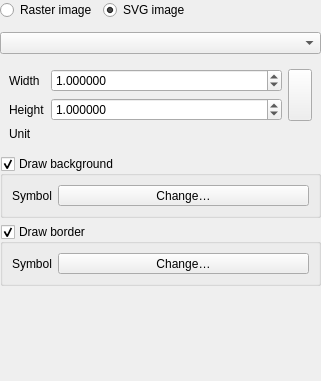
carsmie/QGIS, file src/ui/annotations/qgsannotationpicturewidgetbase.ui: the form before one commit; both pictures show x 0 to 321 and y 0 to 381 of the 321 by 575 pixel window.
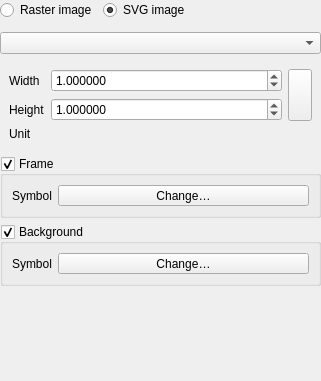
The form after the commit. Custom widgets are drawn as their Qt base class.

```diff
--- a/src/ui/annotations/qgsannotationpicturewidgetbase.ui
+++ b/src/ui/annotations/qgsannotationpicturewidgetbase.ui
@@ -66,7 +66,7 @@
    <item row="5" column="0">
     <widget class="QGroupBox" name="mBackgroundCheckbox">
      <property name="title">
-      <string>Draw background</string>
+      <string>Background</string>
      </property>
      <property name="checkable">
       <bool>true</bool>
@@ -111,38 +111,6 @@
      </property>
     </spacer>
    </item>
-   <item row="6" column="0">
-    <widget class="QGroupBox" name="mBorderCheckbox">
-     <property name="title">
-      <string>Draw border</string>
-     </property>
-     <property name="checkable">
-      <bool>true</bool>
-     </property>
-     <layout class="QGridLayout" name="gridLayout_3">
-      <item row="0" column="0">
-       <widget class="QLabel" name="label_2">
-        <property name="text">
-         <string>Symbol</string>
-        </property>
-       </widget>
-      </item>
-      <item row="0" column="1">
-       <widget class="QgsSymbolButton" name="mBorderSymbolButton">
-        <property name="sizePolicy">
-         <sizepolicy hsizetype="Expanding" vsizetype="Fixed">
-          <horstretch>0</horstretch>
-          <verstretch>0</verstretch>
-         </sizepolicy>
-        </property>
-        <property name="text">
-         <string>Change…</string>
-        </property>
-       </widget>
-      </item>
-     </layout>
-    </widget>
-   </item>
    <item row="3" column="0">
     <widget class="QgsStackedWidget" name="mSizeStackedWidget">
      <property name="sizePolicy">
@@ -302,6 +270,38 @@
      </property>
     </widget>
    </item>
+   <item row="4" column="0">
+    <widget class="QGroupBox" name="mFrameCheckbox">
+     <property name="title">
+      <string>Frame</string>
+     </property>
+     <property name="checkable">
+      <bool>true</bool>
+     </property>
+     <layout class="QGridLayout" name="gridLayout_3">
+      <item row="0" column="0">
+       <widget class="QLabel" name="label_2">
+        <property name="text">
+         <string>Symbol</string>
+        </property>
+       </widget>
+      </item>
+      <item row="0" column="1">
+       <widget class="QgsSymbolButton" name="mFrameSymbolButton">
+        <property name="sizePolicy">
+         <sizepolicy hsizetype="Expanding" vsizetype="Fixed">
+          <horstretch>0</horstretch>
+          <verstretch>0</verstretch>
+         </sizepolicy>
+        </property>
+        <property name="text">
+         <string>Change…</string>
+        </property>
+       </widget>
+      </item>
+     </layout>
+    </widget>
+   </item>
   </layout>
  </widget>
  <customwidgets>
```
Left out of the diff: 76 changed lines with no effect on the pictures.
